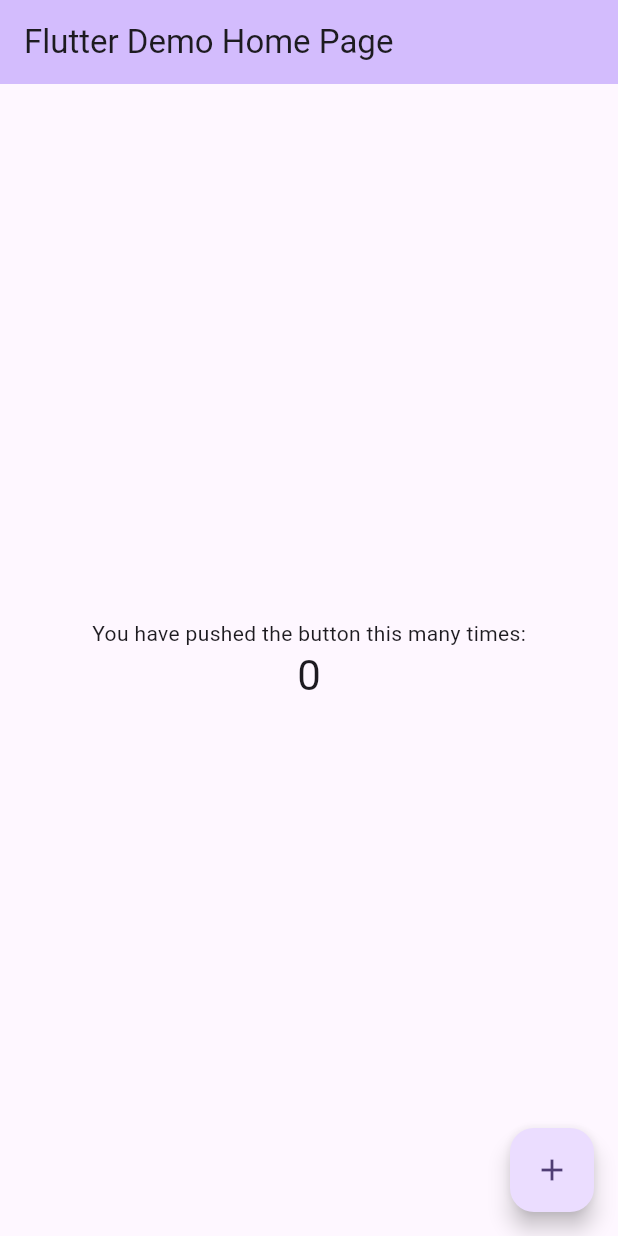
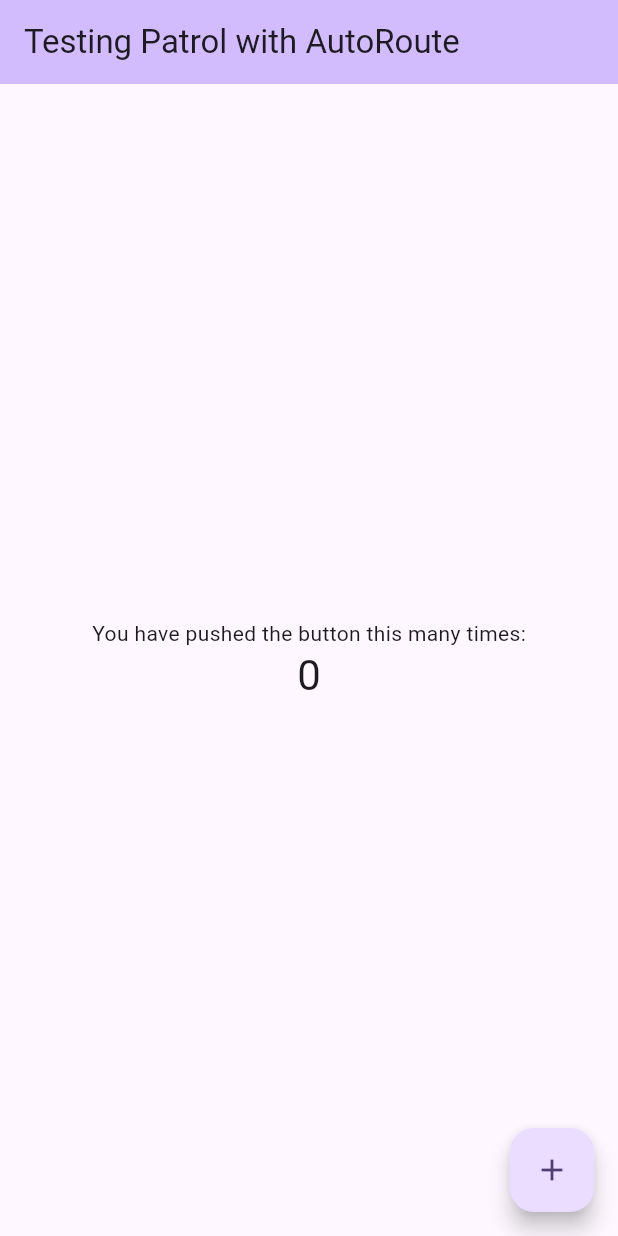
Before and after one commit to OmarYehiaDev/testing_issue, a Flutter app: the screen it shows after launch, on a phone screen of 412 x 824 dp. Run offline on Flutter 3.47's test engine with Material 3 defaults, Android fonts, the phone set to English and light mode, and no system bars; our stand-ins replace auto_route; generated files the repository leaves out were written again.

Commit message:
add `AppRouter` and enhance **initial test**

```diff
--- /dev/null
+++ b/devtools_options.yaml
@@ -0,0 +1,3 @@
+description: This file stores settings for Dart & Flutter DevTools.
+documentation: https://docs.flutter.dev/tools/devtools/extensions#configure-extension-enablement-states
+extensions:
--- a/lib/main.dart
+++ b/lib/main.dart
@@ -1,4 +1,6 @@
 import 'package:flutter/material.dart';
+
+import 'router/app_router.dart';
 
 void main() {
   runApp(const MyApp());
@@ -7,119 +9,16 @@ void main() {
 class MyApp extends StatelessWidget {
   const MyApp({super.key});
 
-  // This widget is the root of your application.
   @override
   Widget build(BuildContext context) {
-    return MaterialApp(
+    final router = AppRouter();
+    return MaterialApp.router(
       title: 'Flutter Demo',
       theme: ThemeData(
-        // This is the theme of your application.
-        //
-        // TRY THIS: Try running your application with "flutter run". You'll see
-        // the application has a purple toolbar. Then, without quitting the app,
-        // try changing the seedColor in the colorScheme below to Colors.green
-        // and then invoke "hot reload" (save your changes or press the "hot
-        // reload" button in a Flutter-supported IDE, or press "r" if you used
-        // the command line to start the app).
-        //
-        // Notice that the counter didn't reset back to zero; the application
-        // state is not lost during the reload. To reset the state, use hot
-        // restart instead.
-        //
-        // This works for code too, not just values: Most code changes can be
-        // tested with just a hot reload.
         colorScheme: ColorScheme.fromSeed(seedColor: Colors.deepPurple),
         useMaterial3: true,
       ),
-      home: const MyHomePage(title: 'Flutter Demo Home Page'),
+      routerConfig: router.config(),
     );
   }
 }
-
-class MyHomePage extends StatefulWidget {
-  const MyHomePage({super.key, required this.title});
-
-  // This widget is the home page of your application. It is stateful, meaning
-  // that it has a State object (defined below) that contains fields that affect
-  // how it looks.
-
-  // This class is the configuration for the state. It holds the values (in this
-  // case the title) provided by the parent (in this case the App widget) and
-  // used by the build method of the State. Fields in a Widget subclass are
-  // always marked "final".
-
-  final String title;
-
-  @override
-  State<MyHomePage> createState() => _MyHomePageState();
-}
-
-class _MyHomePageState extends State<MyHomePage> {
-  int _counter = 0;
-
-  void _incrementCounter() {
-    setState(() {
-      // This call to setState tells the Flutter framework that something has
-      // changed in this State, which causes it to rerun the build method below
-      // so that the display can reflect the updated values. If we changed
-      // _counter without calling setState(), then the build method would not be
-      // called again, and so nothing would appear to happen.
-      _counter++;
-    });
-  }
-
-  @override
-  Widget build(BuildContext context) {
-    // This method is rerun every time setState is called, for instance as done
-    // by the _incrementCounter method above.
-    //
-    // The Flutter framework has been optimized to make rerunning build methods
-    // fast, so that you can just rebuild anything that needs updating rather
-    // than having to individually change instances of widgets.
-    return Scaffold(
-      appBar: AppBar(
-        // TRY THIS: Try changing the color here to a specific color (to
-        // Colors.amber, perhaps?) and trigger a hot reload to see the AppBar
-        // change color while the other colors stay the same.
-        backgroundColor: Theme.of(context).colorScheme.inversePrimary,
-        // Here we take the value from the MyHomePage object that was created by
-        // the App.build method, and use it to set our appbar title.
-        title: Text(widget.title),
-      ),
-      body: Center(
-        // Center is a layout widget. It takes a single child and positions it
-        // in the middle of the parent.
-        child: Column(
-          // Column is also a layout widget. It takes a list of children and
-          // arranges them vertically. By default, it sizes itself to fit its
-          // children horizontally, and tries to be as tall as its parent.
-          //
-          // Column has various properties to control how it sizes itself and
-          // how it positions its children. Here we use mainAxisAlignment to
-          // center the children vertically; the main axis here is the vertical
-          // axis because Columns are vertical (the cross axis would be
-          // horizontal).
-          //
-          // TRY THIS: Invoke "debug painting" (choose the "Toggle Debug Paint"
-          // action in the IDE, or press "p" in the console), to see the
-          // wireframe for each widget.
-          mainAxisAlignment: MainAxisAlignment.center,
-          children: <Widget>[
-            const Text(
-              'You have pushed the button this many times:',
-            ),
-            Text(
-              '$_counter',
-              style: Theme.of(context).textTheme.headlineMedium,
-            ),
-          ],
-        ),
-      ),
-      floatingActionButton: FloatingActionButton(
-        onPressed: _incrementCounter,
-        tooltip: 'Increment',
-        child: const Icon(Icons.add),
-      ), // This trailing comma makes auto-formatting nicer for build methods.
-    );
-  }
-}
--- /dev/null
+++ b/lib/router/app_router.dart
@@ -0,0 +1,18 @@
+import 'package:auto_route/auto_route.dart';
+
+import '../screens/home_screen.dart';
+
+part 'app_router.gr.dart';
+
+@AutoRouterConfig(replaceInRouteName: 'Screen,Route')
+class AppRouter extends _$AppRouter {
+  @override
+  List<AutoRoute> get routes => [
+        // HomeScreen is generated as HomeRoute because
+        // of the replaceInRouteName property
+        AutoRoute(
+          initial: true,
+          page: HomeRoute.page,
+        ),
+      ];
+}
--- /dev/null
+++ b/lib/screens/home_screen.dart
@@ -0,0 +1,49 @@
+import 'package:auto_route/auto_route.dart';
+import 'package:flutter/material.dart';
+
+@RoutePage()
+class HomeScreen extends StatefulWidget {
+  const HomeScreen({super.key});
+
+  @override
+  State<HomeScreen> createState() => _HomeScreenState();
+}
+
+class _HomeScreenState extends State<HomeScreen> {
+  int _counter = 0;
+
+  void _incrementCounter() {
+    setState(() {
+      _counter++;
+    });
+  }
+
+  @override
+  Widget build(BuildContext context) {
+    return Scaffold(
+      appBar: AppBar(
+        backgroundColor: Theme.of(context).colorScheme.inversePrimary,
+        title: const Text("Testing Patrol with AutoRoute"),
+      ),
+      body: Center(
+        child: Column(
+          mainAxisAlignment: MainAxisAlignment.center,
+          children: <Widget>[
+            const Text(
+              'You have pushed the button this many times:',
+            ),
+            Text(
+              '$_counter',
+              style: Theme.of(context).textTheme.headlineMedium,
+            ),
+          ],
+        ),
+      ),
+      floatingActionButton: FloatingActionButton(
+        onPressed: _incrementCounter,
+        tooltip: 'Increment',
+        child: const Icon(Icons.add),
+      ),
+    );
+  }
+}
--- a/pubspec.yaml
+++ b/pubspec.yaml
@@ -35,6 +35,7 @@ dependencies:
   # The following adds the Cupertino Icons font to your application.
   # Use with the CupertinoIcons class for iOS style icons.
   cupertino_icons: ^1.0.6
+  auto_route: ^8.1.4
 
 dev_dependencies:
   flutter_test:
@@ -47,6 +48,8 @@ dev_dependencies:
   # rules and activating additional ones.
   flutter_lints: ^3.0.0
   patrol: ^3.9.0
+  build_runner: ^2.4.11
+  auto_route_generator: ^8.1.0
 
 
 patrol:
```
Also changed, not shown: pubspec.lock, 2 other files.
